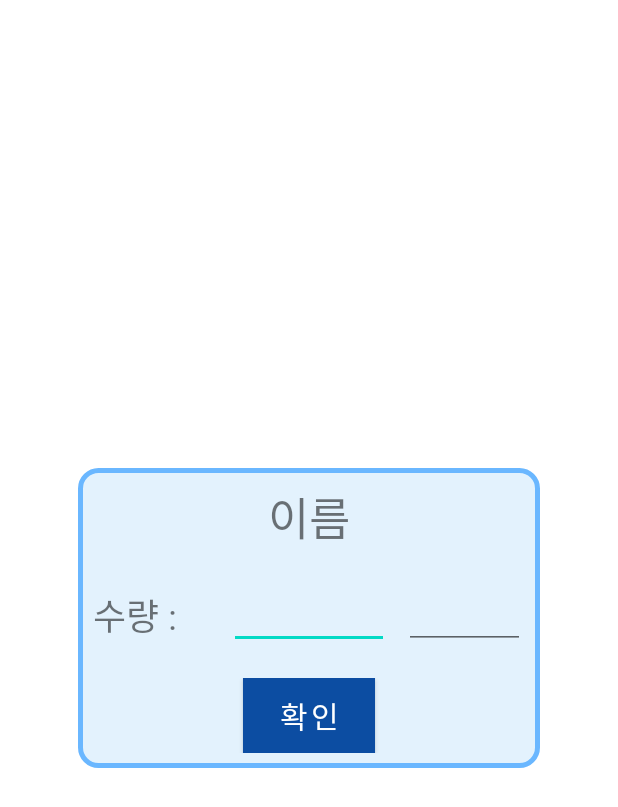
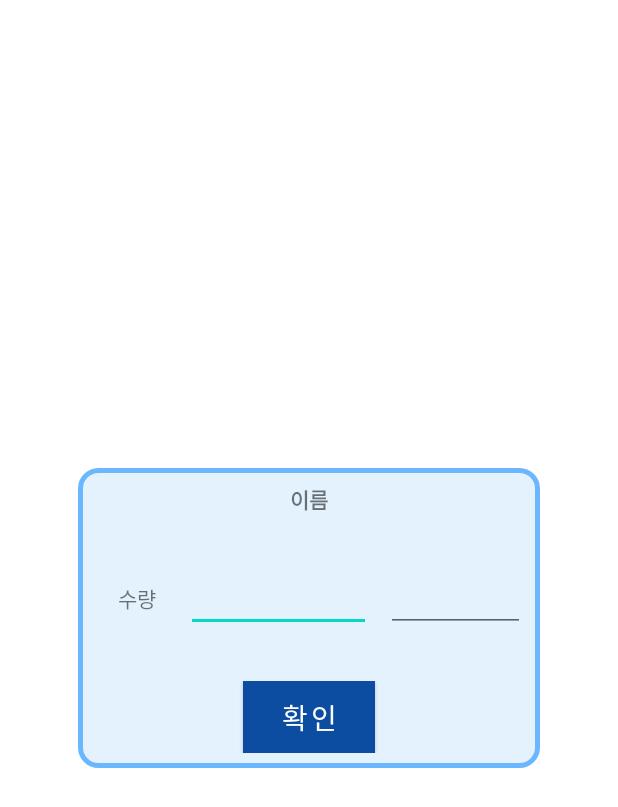
Before and after one commit to elmellamo/My_R_project, an Android app: the layout dialog_edit.xml on its own in the app's theme, with its tools: preview values and no code run, on a phone screen of 412 x 824 dp. Shown: the top 807 px of the screen. Run offline under Robolectric (Android 15) with nearby library versions, the phone set to English and light mode, and no system bars.

Commit message:
다이얼로그 에딧 찐으로 끝! 각 화면 비율 맞게 다이얼로그 뜨게 투명 배경 각 레이아웃 체인으로 묶고 비율 맞춤

```diff
--- a/app/src/main/res/layout/dialog_edit.xml
+++ b/app/src/main/res/layout/dialog_edit.xml
@@ -33,9 +33,10 @@
                 android:layout_height="wrap_content"
                 android:layout_marginTop="10dp"
                 android:layout_marginBottom="10dp"
+                android:autoSizeTextType="uniform"
                 android:gravity="center_vertical"
-                android:text="이름"
-                android:textSize="30sp" />
+                android:textStyle="bold"
+                android:text="이름" />
         </LinearLayout>
 
         <androidx.constraintlayout.widget.ConstraintLayout
@@ -50,13 +51,13 @@
                 android:layout_width="0dp"
                 android:layout_height="wrap_content"
                 android:layout_marginLeft="10dp"
-                android:layout_marginRight="10dp"
-                android:text="수량 : "
-                android:textSize="24sp"
+                android:autoSizeTextType="uniform"
+                android:text="수량 "
+                android:gravity="center"
                 app:layout_constraintBottom_toBottomOf="parent"
                 app:layout_constraintEnd_toStartOf="@+id/et_cnt"
                 app:layout_constraintHorizontal_bias="0.5"
-                app:layout_constraintHorizontal_weight="3"
+                app:layout_constraintHorizontal_weight="2"
                 app:layout_constraintStart_toStartOf="parent"
                 app:layout_constraintTop_toTopOf="parent" />
 
@@ -108,7 +109,7 @@
                 android:layout_height="wrap_content"
                 android:background="#90CAF9"
                 android:text="확인"
-                android:textSize="20sp" />
+                android:autoSizeTextType="uniform" />
         </LinearLayout>
 
 
```
